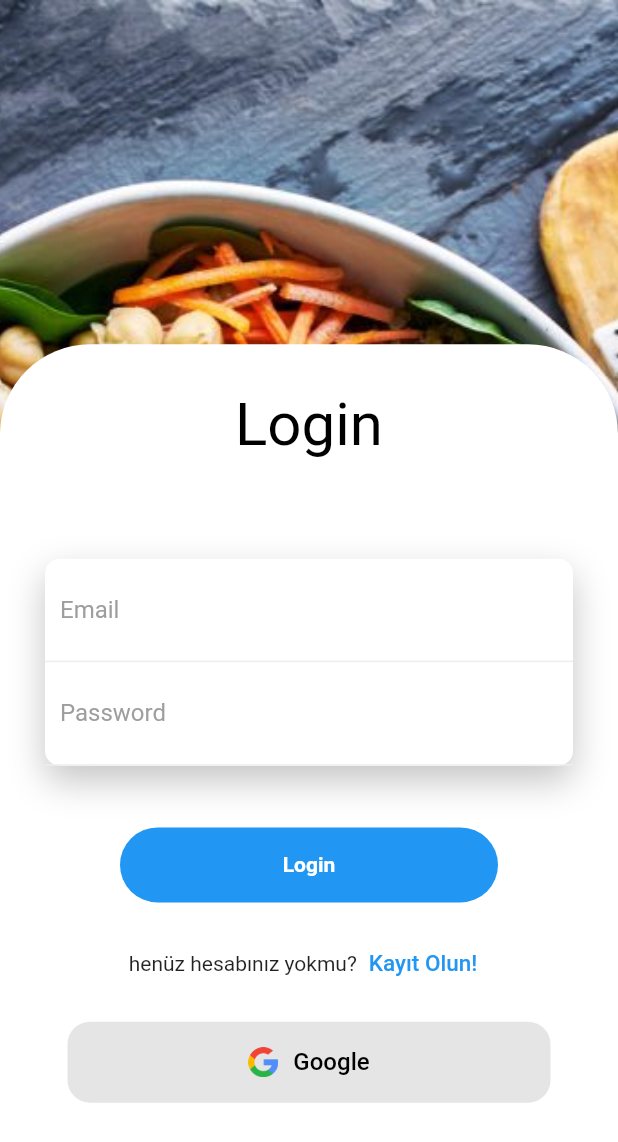
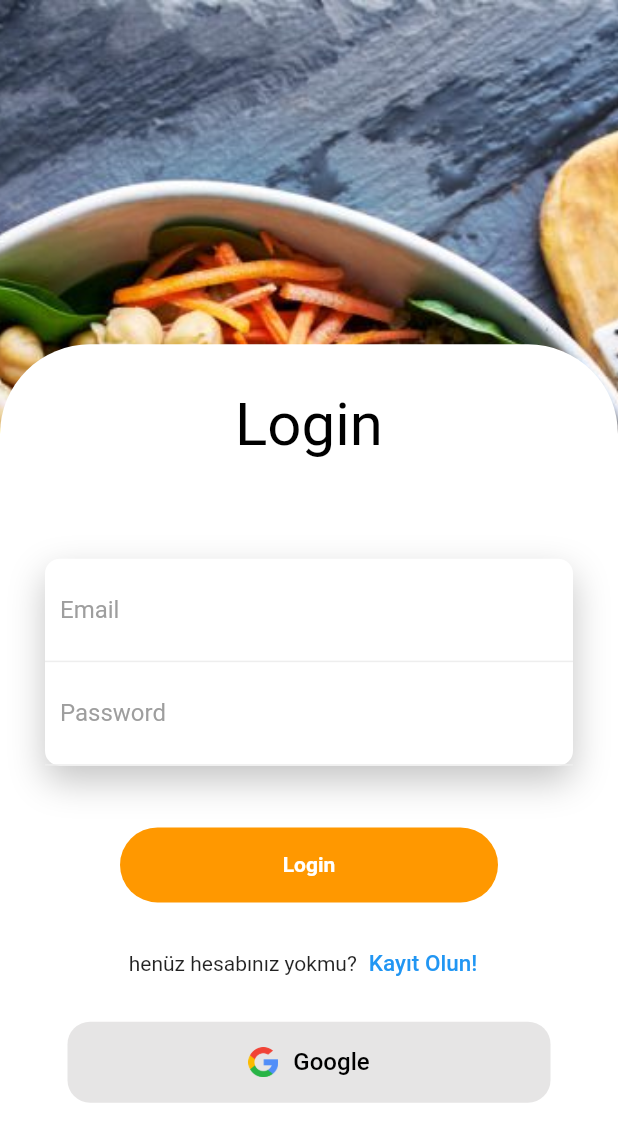
Before and after one commit to denizbeyza/3301456_183301023, a Flutter app: the screen it shows after launch, on a phone screen of 412 x 824 dp. Shown: the top 1142 px of the screen. Run offline on Flutter 3.47's test engine with Material 2 defaults, Android fonts, the phone set to English and light mode, and no system bars; our stand-ins replace bloc, cloud_firestore, email_validator, firebase_auth, firebase_core, firebase_storage and 6 more; missing offline and left inert: image_cacheing, the_validator; accounts and stored records are empty.

Commit message:
theme change bloc

```diff
--- /dev/null
+++ b/lib/blocs/theme/theme_bloc.dart
@@ -0,0 +1,18 @@
+import 'dart:async';
+
+import 'package:bloc/bloc.dart';
+import 'package:flutter/material.dart';
+
+part 'theme_event.dart';
+part 'theme_state.dart';
+
+class ThemeBloc extends Bloc<ThemeEvent, ThemeState> {
+  ThemeBloc() : super(ThemeInitial(color: Colors.orange)) {
+    on<ChangeThemeEvent>(_themeChangeEvent);
+  }
+
+  FutureOr<void> _themeChangeEvent(
+      ChangeThemeEvent event, Emitter<ThemeState> emit) {
+    emit(ThemeInitial(color: event.color));
+  }
+}
--- /dev/null
+++ b/lib/blocs/theme/theme_event.dart
@@ -0,0 +1,10 @@
+part of 'theme_bloc.dart';
+
+abstract class ThemeEvent {
+  const ThemeEvent();
+}
+
+class ChangeThemeEvent extends ThemeEvent {
+  MaterialColor color;
+  ChangeThemeEvent({required this.color});
+}
--- /dev/null
+++ b/lib/blocs/theme/theme_state.dart
@@ -0,0 +1,12 @@
+part of 'theme_bloc.dart';
+
+abstract class ThemeState {
+  const ThemeState();
+
+
+}
+
+class ThemeInitial extends ThemeState {
+      MaterialColor color;
+  ThemeInitial({required this.color});
+}
--- a/lib/main.dart
+++ b/lib/main.dart
@@ -5,6 +5,7 @@ import 'package:flutter_bloc/flutter_bloc.dart';
 import 'package:google_fonts/google_fonts.dart';
 import 'package:recipe_keep/blocs/recipe/recipe_bloc.dart';
 import 'package:recipe_keep/blocs/shopping_list/shopping_list_bloc.dart';
+import 'package:recipe_keep/blocs/theme/theme_bloc.dart';
 import 'package:recipe_keep/pages/add_recipe_page.dart';
 import 'package:recipe_keep/pages/add_shopping_list_item.dart';
 import 'package:recipe_keep/pages/bottom/home_page.dart';
@@ -23,6 +24,9 @@ void main() async {
       ),
       BlocProvider(
         create: (context) => ShoppingListBloc(),
+      ),
+      BlocProvider(
+        create: (context) => ThemeBloc(),
       ),
     ],
     child: const MyApp(),
@@ -65,13 +69,17 @@ class _MyAppState extends State<MyApp> {
 
   @override
   Widget build(BuildContext context) {
+    return BlocBuilder<ThemeBloc, ThemeState>(
+      builder: (context, state) {
         return MaterialApp(
             title: 'Flutter Demo',
             debugShowCheckedModeBanner: false,
             theme: ThemeData(
-          primarySwatch: Colors.blue,
+              primarySwatch: (state as ThemeInitial).color,
             ),
             home: status ? const MainWidget() : const LoginPage());
+      },
+    );
   }
 }
 
--- a/lib/pages/recipe_detail.dart
+++ b/lib/pages/recipe_detail.dart
@@ -261,7 +261,7 @@ class _RecipeDetailPageState extends State<RecipeDetailPage> {
                                   // widget.recipe.photo = null;
                                   // widget.recipe.photoName = null;
                                   // file = null;
-                                  // image = null;
+                                  image = null;
                                 });
                               },
                               icon: const Icon(Icons.add_a_photo_outlined),
--- a/pubspec.yaml
+++ b/pubspec.yaml
@@ -37,12 +37,14 @@ dependencies:
   flutter:
     sdk: flutter
   flutter_bloc: ^8.0.1
+  flutter_native_splash: ^2.2.3+1
   google_fonts: ^3.0.1
   google_sign_in: ^5.3.3
   image_cacheing: ^0.0.2
   image_picker: ^0.8.5+3
   path: ^1.8.1
   rflutter_alert: ^2.0.4
+  settings_ui: ^2.0.2
   the_validator: ^2.0.0
 
 dev_dependencies:
```
Also changed, not shown: flutter_native_splash.yaml (added, +89 -0 lines), lib/pages/auth/login_page.dart (+8 -0 lines), lib/pages/bottom/settings_page.dart (+106 -15 lines), assets/logo.png (added), pubspec.lock. Lines whose indentation alone changed are shown as unchanged.
